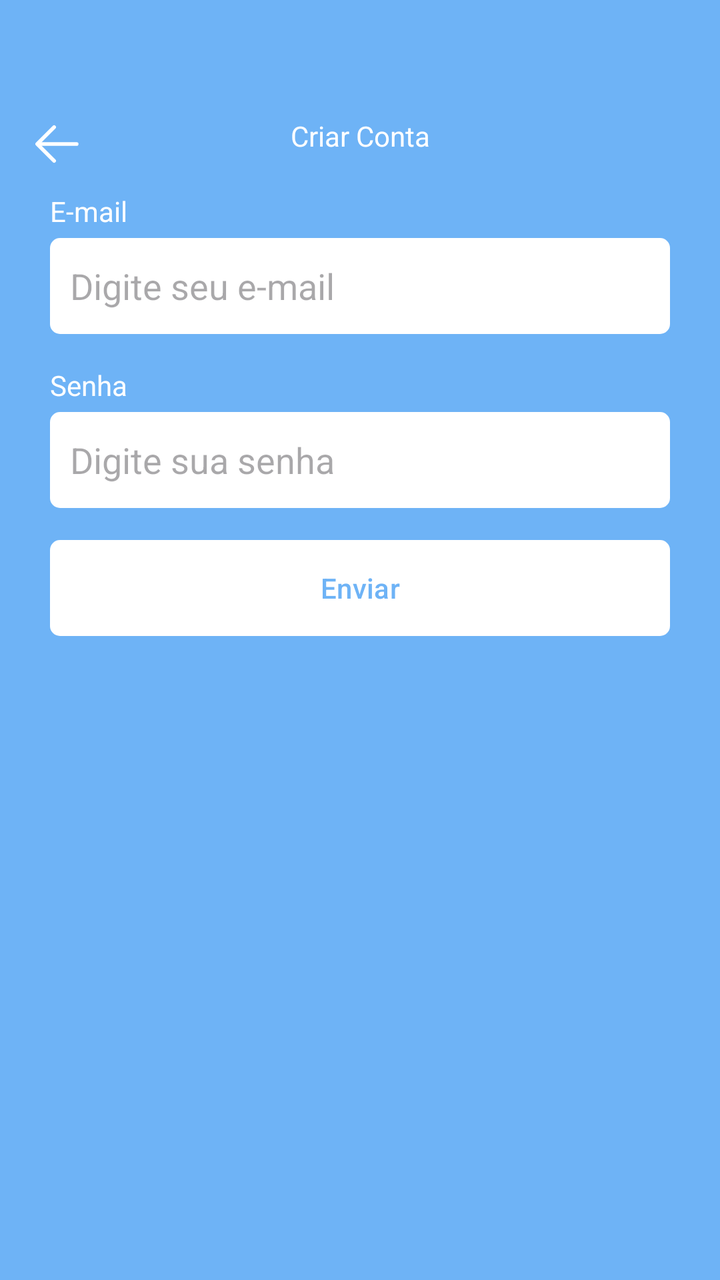
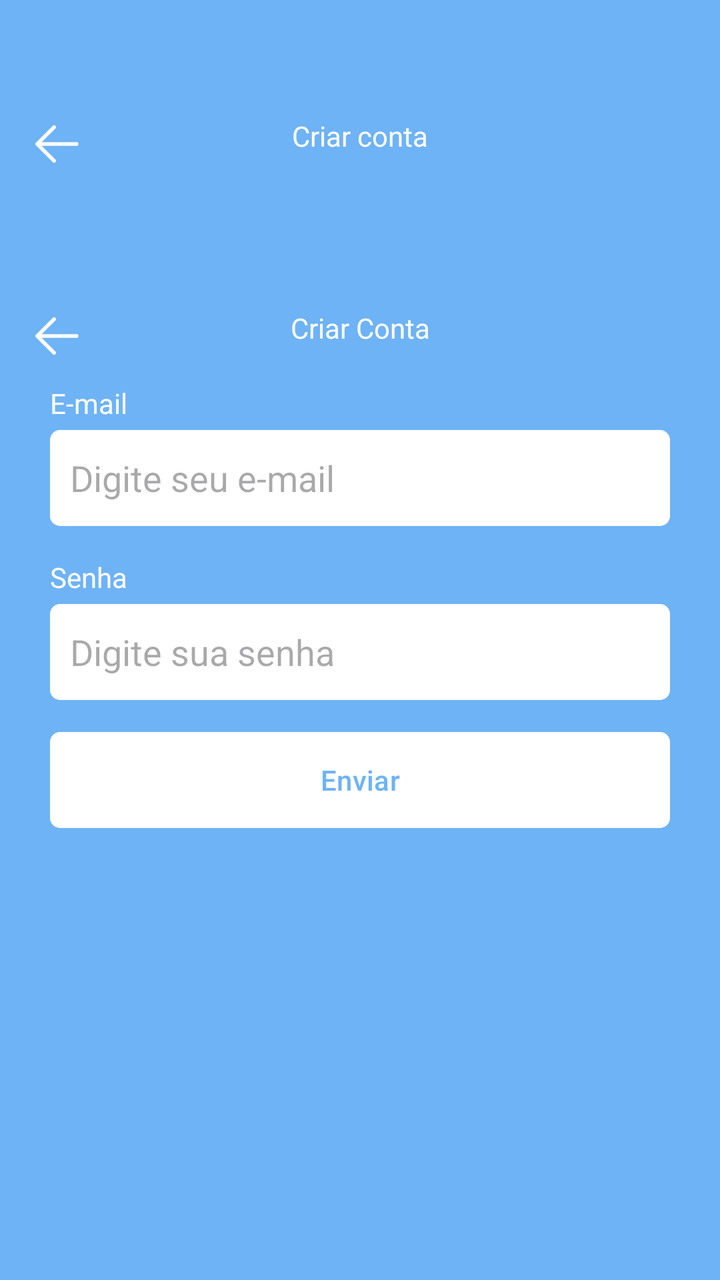

An Android layout rendered at two revisions. The XML below is the earlier revision; the diff shows what the commit changed to produce the second picture.
<!-- AndroidManifest.xml: application theme Theme.Kanban -->
<!-- res/layout/fragment_register.xml -->
<?xml version="1.0" encoding="utf-8"?>
<ScrollView xmlns:android="http://schemas.android.com/apk/res/android"
    xmlns:tools="http://schemas.android.com/tools"
    android:layout_width="match_parent"
    android:layout_height="match_parent"
    xmlns:app="http://schemas.android.com/apk/res-auto"
    tools:context=".ui.auth.RegisterFragment"
    android:fillViewport="true">

    
    <LinearLayout
        android:id="@+id/linearLayout"
        android:layout_width="match_parent"
        android:layout_height="wrap_content"
        android:orientation="vertical">
    <com.google.android.material.appbar.MaterialToolbar
        android:layout_width="match_parent"
        android:layout_height="wrap_content"
        app:navigationIcon="@drawable/icback"
        android:paddingTop="40dp"
        >
        <TextView
            android:layout_width="wrap_content"
            android:layout_height="wrap_content"
            android:text="Criar Conta"
            android:textColor="@color/white"
            android:layout_gravity="center_horizontal"
        />
    </com.google.android.material.appbar.MaterialToolbar>
        <LinearLayout
            android:layout_width="match_parent"
            android:layout_height="wrap_content"
            app:layout_constraintBaseline_toBottomOf="parent"
            app:layout_constraintEnd_toEndOf="parent"
            app:layout_constraintStart_toStartOf="parent"
            app:layout_constraintTop_toTopOf="parent"
            android:orientation="vertical"
            android:layout_marginHorizontal="25dp">
        <TextView
            android:layout_width="wrap_content"
            android:layout_height="wrap_content"
            android:text="E-mail"
            android:textColor="@color/white"/>
        <EditText
            android:layout_width="match_parent"
            android:layout_height="48dp"
            android:hint="Digite seu e-mail"
            android:inputType="textEmailAddress"
            android:padding="10dp"
            android:layout_marginTop="4dp"
            android:background="@drawable/bg_edit_text"/>
        <TextView
            android:layout_width="wrap_content"
            android:layout_height="wrap_content"
            android:text="Senha"
            android:textColor="@color/white"
            android:layout_marginTop="16dp"/>

        <EditText
            android:layout_width="match_parent"
            android:layout_height="48dp"
            android:inputType="textPassword"
            android:hint="Digite sua senha"
            android:padding="10dp"
            android:layout_marginTop="4dp"
            android:background="@drawable/bg_edit_text"/>

        <com.google.android.material.button.MaterialButton
            android:layout_width="match_parent"
            android:layout_height="wrap_content"
            android:text="Enviar"
            android:textColor="@color/primaria"
            app:backgroundTint="@null"
            android:layout_marginTop="16dp"
            android:background="@drawable/bg_btn"

            />
        <ProgressBar
            android:layout_width="wrap_content"
            android:layout_height="wrap_content"
            android:layout_marginTop="8dp"
            android:indeterminateTint="@color/white"
            android:layout_gravity="center"
            android:visibility="invisible"
            tools:visibility="visible"/>
        </LinearLayout>
    </LinearLayout>
</ScrollView>
<!-- resources referenced by this layout -->
<resources>
  <color name="primaria">#6EB3F6</color>
  <color name="white">#FFFFFFFF</color>
  <!-- drawable bg_btn (drawable) -->
  <?xml version="1.0" encoding="utf-8"?>
  <shape xmlns:android="http://schemas.android.com/apk/res/android"
      android:shape="rectangle">
      <solid android:color="@color/white"/>
      <corners android:radius="5dp"/>
  </shape>
  <!-- drawable bg_edit_text (drawable) -->
  <?xml version="1.0" encoding="utf-8"?>
  <shape xmlns:android="http://schemas.android.com/apk/res/android"
      android:shape="rectangle">
      <solid android:color="@color/white"/>
      <corners android:radius="5dp"/>
  </shape>
  <!-- drawable icback (drawable) -->
  <vector xmlns:android="http://schemas.android.com/apk/res/android"
      android:width="30dp"
      android:height="30dp"
      android:viewportWidth="1024"
      android:viewportHeight="1024">
    <path
        android:pathData="M224,480h640a32,32 0,1 1,0 64H224a32,32 0,0 1,0 -64z"
        android:fillColor="@color/white"/>
    <path
        android:pathData="m237.2,512 l265.4,265.3a32,32 0,0 1,-45.3 45.3l-288,-288a32,32 0,0 1,0 -45.3l288,-288a32,32 0,1 1,45.3 45.3L237.2,512z"
        android:fillColor="@color/white"/>
  </vector>
  <style name="Theme.Kanban" parent="Base.Theme.Kanban" />
  <style name="Base.Theme.Kanban" parent="Theme.Material3.DayNight.NoActionBar">
          
          
          <item name="colorPrimary">@color/primaria</item>
          <item name="colorPrimaryVariant">@color/primariaVariante</item>
          <item name="android:windowBackground">@color/fundo</item>
      </style>
  <color name="primariaVariante">#4A64C3</color>
  <color name="fundo">#6EB3F6</color>
</resources>

<!-- the commit's change to res/layout/fragment_register.xml (unified diff, before → after) -->
@@ -13,6 +13,22 @@
         android:layout_width="match_parent"
         android:layout_height="wrap_content"
         android:orientation="vertical">
+        <com.google.android.material.appbar.MaterialToolbar
+        android:id="@+id/toolbar"
+        android:layout_width="match_parent"
+        android:layout_height="wrap_content"
+        app:navigationIcon="@drawable/icback"
+        android:paddingTop="40dp" >
+
+        <TextView
+        android:layout_width="wrap_content"
+        android:layout_height="wrap_content"
+        android:text="Criar conta"
+        android:textColor="@color/white"
+        android:layout_gravity="center_horizontal"/>
+
+    </com.google.android.material.appbar.MaterialToolbar>
+
     <com.google.android.material.appbar.MaterialToolbar
         android:layout_width="match_parent"
         android:layout_height="wrap_content"
